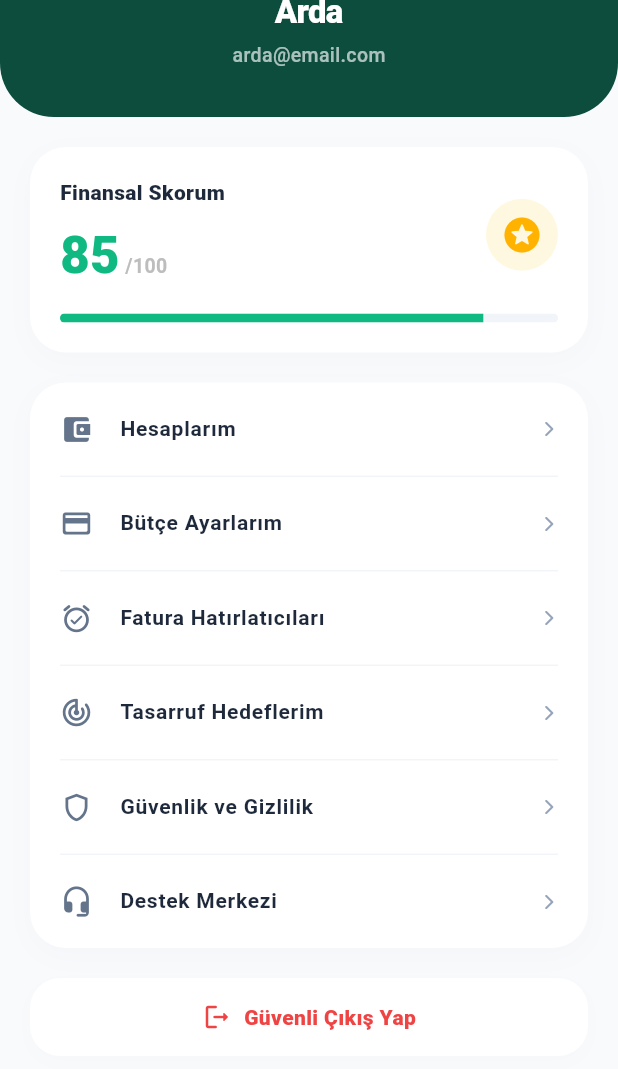
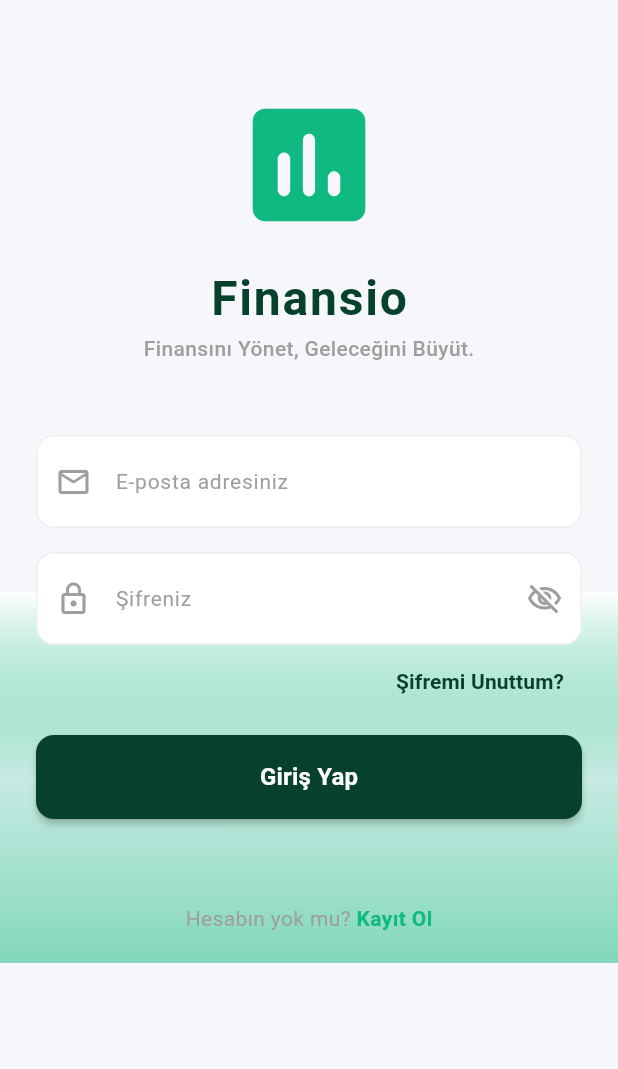
Before and after one commit to ismailaydudu/finance_app, a Flutter app: the ProfilScreen screen opened directly, scrolled down 256 dp, after a tap on "Güvenli Çıkış Yap", on a phone screen of 412 x 824 dp. Shown: the top 1069 px of the screen. Run offline on Flutter 3.47's test engine with Material 3 defaults, Android fonts, the light colour scheme and no system bars; our stand-ins replace fl_chart, image_picker, shared_preferences; accounts and stored records are empty; network calls fail.

Commit message:
register login created

```diff
--- /dev/null
+++ b/lib/screens/login_screen.dart
@@ -0,0 +1,292 @@
+import 'package:flutter/material.dart';
+import 'package:shared_preferences/shared_preferences.dart';
+import '../services/api_service.dart';
+import 'main_layout.dart';
+import 'register_page.dart'; // Kayıt sayfasına gitmek için ekledik
+
+class LoginScreen extends StatefulWidget {
+  const LoginScreen({super.key});
+
+  @override
+  State<LoginScreen> createState() => _LoginScreenState();
+}
+
+class _LoginScreenState extends State<LoginScreen> {
+  final TextEditingController _emailController = TextEditingController();
+  final TextEditingController _passwordController = TextEditingController();
+  bool _obscureText = true;
+  bool _isLoading = false;
+
+  final Color primaryGreen = const Color(0xFF06412D);
+  final Color lightGreen = const Color(0xFF10B981);
+
+  // GİRİŞ YAPMA FONKSİYONU
+  Future<void> _login() async {
+    if (_emailController.text.isEmpty || _passwordController.text.isEmpty) {
+      _showSnackBar("Email ve şifreyi gir kanka, Iso kızmasın.");
+      return;
+    }
+
+    setState(() => _isLoading = true);
+
+    try {
+      // 1. Backend'den kullanıcı verisini alıyoruz
+      final user = await ApiService.login(
+        _emailController.text,
+        _passwordController.text,
+      );
+
+      if (user != null) {
+        // 2. Hafıza kaydı: Giriş yapıldı, Email ve İsim kaydediliyor
+        SharedPreferences prefs = await SharedPreferences.getInstance();
+        await prefs.setBool('isLoggedIn', true);
+        await prefs.setString('userEmail', _emailController.text);
+
+        // Java'dan gelen ismi alıp hafızaya çakıyoruz ki HomeScreen'de 'Merhaba Bora' yazsın
+        String gelenIsim = user['isim'] ?? "Kullanıcı";
+        await prefs.setString('userName', gelenIsim);
+
+        if (mounted) {
+          Navigator.pushReplacement(
+            context,
+            MaterialPageRoute(builder: (context) => const MainLayout()),
+          );
+        }
+      } else {
+        _showSnackBar("E-posta veya şifre yanlış.");
+      }
+    } catch (e) {
+      _showSnackBar("Bağlantı hatası: Sunucu kapalı olabilir.");
+    } finally {
+      if (mounted) setState(() => _isLoading = false);
+    }
+  }
+
+  void _showSnackBar(String message) {
+    ScaffoldMessenger.of(
+      context,
+    ).showSnackBar(SnackBar(content: Text(message)));
+  }
+
+  @override
+  Widget build(BuildContext context) {
+    return Scaffold(
+      body: Stack(
+        children: [
+          // Arka Plan Alt Gradient
+          Positioned(
+            bottom: 0,
+            left: 0,
+            right: 0,
+            child: Container(
+              height: MediaQuery.of(context).size.height * 0.3,
+              decoration: BoxDecoration(
+                gradient: LinearGradient(
+                  begin: Alignment.topCenter,
+                  end: Alignment.bottomCenter,
+                  colors: [
+                    Colors.white,
+                    lightGreen.withOpacity(0.2),
+                    lightGreen.withOpacity(0.5),
+                  ],
+                ),
+              ),
+            ),
+          ),
+
+          SafeArea(
+            child: SingleChildScrollView(
+              padding: const EdgeInsets.symmetric(horizontal: 24.0),
+              child: Column(
+                children: [
+                  const SizedBox(height: 60),
+                  Icon(
+                    Icons.insert_chart_rounded,
+                    size: 100,
+                    color: lightGreen,
+                  ),
+                  const SizedBox(height: 16),
+                  Text(
+                    "Finansio",
+                    style: TextStyle(
+                      fontSize: 32,
+                      fontWeight: FontWeight.bold,
+                      color: primaryGreen,
+                      letterSpacing: 1.2,
+                    ),
+                  ),
+                  const Text(
+                    "Finansını Yönet, Geleceğini Büyüt.",
+                    style: TextStyle(
+                      fontSize: 14,
+                      color: Colors.grey,
+                      fontWeight: FontWeight.w500,
+                    ),
+                  ),
+
+                  const SizedBox(height: 48),
+
+                  _buildTextField(
+                    controller: _emailController,
+                    hint: "E-posta adresiniz",
+                    icon: Icons.email_outlined,
+                  ),
+                  const SizedBox(height: 16),
+                  _buildTextField(
+                    controller: _passwordController,
+                    hint: "Şifreniz",
+                    icon: Icons.lock_outline,
+                    isPassword: true,
+                  ),
+
+                  Align(
+                    alignment: Alignment.centerRight,
+                    child: TextButton(
+                      onPressed: () {},
+                      child: Text(
+                        "Şifremi Unuttum?",
+                        style: TextStyle(
+                          color: primaryGreen,
+                          fontWeight: FontWeight.bold,
+                        ),
+                      ),
+                    ),
+                  ),
+
+                  const SizedBox(height: 12),
+
+                  SizedBox(
+                    width: double.infinity,
+                    height: 56,
+                    child: ElevatedButton(
+                      onPressed: _isLoading ? null : _login,
+                      style: ElevatedButton.styleFrom(
+                        backgroundColor: primaryGreen,
+                        shape: RoundedRectangleBorder(
+                          borderRadius: BorderRadius.circular(12),
+                        ),
+                        elevation: 2,
+                      ),
+                      child:
+                          _isLoading
+                              ? const CircularProgressIndicator(
+                                color: Colors.white,
+                              )
+                              : const Text(
+                                "Giriş Yap",
+                                style: TextStyle(
+                                  color: Colors.white,
+                                  fontSize: 16,
+                                  fontWeight: FontWeight.bold,
+                                ),
+                              ),
+                    ),
+                  ),
+
+                  const SizedBox(height: 24),
+
+                  const SizedBox(height: 32),
+
+                  // KAYIT OL YÖNLENDİRMESİ
+                  Row(
+                    mainAxisAlignment: MainAxisAlignment.center,
+                    children: [
+                      const Text(
+                        "Hesabın yok mu? ",
+                        style: TextStyle(color: Colors.grey),
+                      ),
+                      GestureDetector(
+                        onTap: () {
+                          // Register sayfasına uçurur
+                          Navigator.push(
+                            context,
+                            MaterialPageRoute(
+                              builder: (context) => const RegisterPage(),
+                            ),
+                          );
+                        },
+                        child: Text(
+                          "Kayıt Ol",
+                          style: TextStyle(
+                            color: lightGreen,
+                            fontWeight: FontWeight.bold,
+                          ),
+                        ),
+                      ),
+                    ],
+                  ),
+                  const SizedBox(height: 20),
+                ],
+              ),
+            ),
+          ),
+        ],
+      ),
+    );
+  }
+
+  Widget _buildTextField({
+    required TextEditingController controller,
+    required String hint,
+    required IconData icon,
+    bool isPassword = false,
+  }) {
+    return Container(
+      decoration: BoxDecoration(
+        color: Colors.white,
+        borderRadius: BorderRadius.circular(12),
+        border: Border.all(color: Colors.grey.shade200),
+      ),
+      child: TextField(
+        controller: controller,
+        obscureText: isPassword ? _obscureText : false,
+        decoration: InputDecoration(
+          hintText: hint,
+          hintStyle: const TextStyle(color: Colors.grey, fontSize: 14),
+          prefixIcon: Icon(icon, color: Colors.grey),
+          suffixIcon:
+              isPassword
+                  ? IconButton(
+                    icon: Icon(
+                      _obscureText
+                          ? Icons.visibility_off_outlined
+                          : Icons.visibility_outlined,
+                      color: Colors.grey,
+                    ),
+                    onPressed:
+                        () => setState(() => _obscureText = !_obscureText),
+                  )
+                  : null,
+          border: InputBorder.none,
+          contentPadding: const EdgeInsets.symmetric(vertical: 18),
+        ),
+      ),
+    );
+  }
+
+  Widget _socialButton(String text, String iconUrl) {
+    return Container(
+      width: double.infinity,
+      height: 56,
+      decoration: BoxDecoration(
+        color: Colors.white,
+        borderRadius: BorderRadius.circular(12),
+        border: Border.all(color: Colors.grey.shade200),
+      ),
+      child: Row(
+        mainAxisAlignment: MainAxisAlignment.center,
+        children: [
+          Image.network(iconUrl, height: 24),
+          const SizedBox(width: 12),
+          Text(
+            text,
+            style: const TextStyle(
+              fontWeight: FontWeight.w600,
+              color: Colors.black87,
+            ),
+          ),
+        ],
+      ),
+    );
+  }
+}
--- a/lib/screens/profil_screen.dart
+++ b/lib/screens/profil_screen.dart
@@ -1,7 +1,10 @@
 import 'dart:io';
 import 'package:flutter/material.dart';
 import 'package:image_picker/image_picker.dart';
+import 'package:onyuz/screens/login_screen.dart';
+import 'package:shared_preferences/shared_preferences.dart'; // Hafıza yönetimi için şart
 import '../utils/profile_state.dart';
+import 'register_page.dart'; // Çıkış yaptıktan sonra fırlatacağımız sayfa
 
 class ProfilScreen extends StatefulWidget {
   const ProfilScreen({super.key});
@@ -12,6 +15,45 @@ class ProfilScreen extends StatefulWidget {
 
 class _ProfilScreenState extends State<ProfilScreen> {
   final ImagePicker _picker = ImagePicker();
+  String _kullaniciEmail = "E-posta yükleniyor..."; // Dinamik e-posta için alan
+
+  @override
+  void initState() {
+    super.initState();
+    _kullaniciBilgileriniYukle();
+  }
+
+  // Giriş/Kayıt esnasında saklanan e-postayı hafızadan çeken fonksiyon
+  Future<void> _kullaniciBilgileriniYukle() async {
+    final prefs = await SharedPreferences.getInstance();
+    final email = prefs.getString('userEmail');
+    if (email != null && email.isNotEmpty) {
+      setState(() {
+        _kullaniciEmail = email;
+      });
+    }
+  }
+
+  // BOMBA GİBİ ÇIKIŞ YAPMA FONKSİYONU
+  Future<void> _cikisYap() async {
+    setState(() {}); // Loading koymak istersen tetiklesin diye
+
+    final prefs = await SharedPreferences.getInstance();
+    // Hafızadaki bütün kilitleri patlatıyoruz
+    await prefs.setBool('isLoggedIn', false);
+    await prefs.remove('userName');
+    await prefs.remove('userEmail');
+
+    if (mounted) {
+      // Geçmişteki tüm sayfaları (MainLayout, HomeScreen vb.) hafızadan kazıyoruz
+      Navigator.pushAndRemoveUntil(
+        context,
+        MaterialPageRoute(builder: (context) => const LoginScreen()),
+        (route) =>
+            false, // Geri tuşuna basınca uygulamaya kaçak girmesini engeller
+      );
+    }
+  }
 
   Future<void> _galeridenResimSec() async {
     try {
@@ -31,9 +73,7 @@ class _ProfilScreenState extends State<ProfilScreen> {
   @override
   Widget build(BuildContext context) {
     return Scaffold(
-      // Garip arka plan yansımalarını engellemek için net modern gri tonu
       backgroundColor: const Color(0xFFF8FAFC),
-
       body: SingleChildScrollView(
         physics: const BouncingScrollPhysics(),
         child: Column(
@@ -43,18 +83,17 @@ class _ProfilScreenState extends State<ProfilScreen> {
               width: double.infinity,
               padding: const EdgeInsets.fromLTRB(24, 60, 24, 32),
               decoration: const BoxDecoration(
-                color: Color(0xFF0C4D3E), // Kurumsal asil yeşil
+                color: Color(0xFF0C4D3E),
                 borderRadius: BorderRadius.vertical(
                   bottom: Radius.circular(36),
                 ),
               ),
               child: Column(
                 children: [
-                  // Başlık ve Sağ Üst Buton
                   Row(
                     mainAxisAlignment: MainAxisAlignment.spaceBetween,
                     children: [
-                      const SizedBox(width: 40), // Simetri sağlamak için boşluk
+                      const SizedBox(width: 40),
                       const Text(
                         "Profilim",
                         style: TextStyle(
@@ -82,16 +121,13 @@ class _ProfilScreenState extends State<ProfilScreen> {
                   ),
                   const SizedBox(height: 24),
 
-                  // TIKLANABİLİR SENKRONİZE FOTOĞRAF ÇERÇEVESİ
                   GestureDetector(
                     onTap: _galeridenResimSec,
                     child: Stack(
                       alignment: Alignment.bottomRight,
                       children: [
                         Container(
-                          padding: const EdgeInsets.all(
-                            4,
-                          ), // Dış beyaz lüks halka
+                          padding: const EdgeInsets.all(4),
                           decoration: const BoxDecoration(
                             color: Colors.white,
                             shape: BoxShape.circle,
@@ -105,15 +141,14 @@ class _ProfilScreenState extends State<ProfilScreen> {
                                 backgroundImage:
                                     mevcutResim != null
                                         ? FileImage(mevcutResim)
-                                            as ImageProvider
                                         : const NetworkImage(
-                                          'https://i1.rgstatic.net/ii/profile.image/11431281796811820-1765961137549_Q512/Emir-Oeztuerk.jpg',
-                                        ),
+                                              'https://i1.rgstatic.net/ii/profile.image/11431281796811820-1765961137549_Q512/Emir-Oeztuerk.jpg',
+                                            )
+                                            as ImageProvider,
                               );
                             },
                           ),
                         ),
-                        // Düzenleme Rozeti
                         Container(
                           padding: const EdgeInsets.all(6),
                           decoration: const BoxDecoration(
@@ -131,7 +166,6 @@ class _ProfilScreenState extends State<ProfilScreen> {
                   ),
                   const SizedBox(height: 16),
 
-                  // SENKRONİZE İSİM ALANI
                   ValueListenableBuilder<String>(
                     valueListenable: ProfileState.isimNotifier,
                     builder: (context, mevcutIsim, child) {
@@ -147,8 +181,9 @@ class _ProfilScreenState extends State<ProfilScreen> {
                     },
                   ),
                   const SizedBox(height: 4),
+                  // Dinamik olarak hafızadan gelen e-postayı buraya basıyoruz
                   Text(
-                    "arda@email.com",
+                    _kullaniciEmail,
                     style: TextStyle(
                       color: Colors.white.withOpacity(0.65),
                       fontSize: 13,
@@ -159,12 +194,11 @@ class _ProfilScreenState extends State<ProfilScreen> {
               ),
             ),
 
-            // 2. BÖLÜM: İÇERİK ALANI (Geniş Ekran Ölçülü Kartlar)
+            // 2. BÖLÜM: İÇERİK ALANI
             Padding(
               padding: const EdgeInsets.all(20.0),
               child: Column(
                 children: [
-                  // FİNANSAL SKORUM KARTI
                   Container(
                     padding: const EdgeInsets.all(20),
                     decoration: BoxDecoration(
@@ -188,7 +222,7 @@ class _ProfilScreenState extends State<ProfilScreen> {
                               crossAxisAlignment: CrossAxisAlignment.start,
                               children: [
                                 const Text(
-                                  "Finansal Skorum",
+                                  "Finansial Skorum",
                                   style: TextStyle(
                                     fontSize: 14,
                                     fontWeight: FontWeight.w800,
@@ -252,7 +286,6 @@ class _ProfilScreenState extends State<ProfilScreen> {
                   ),
                   const SizedBox(height: 20),
 
-                  // LÜKS MENÜ LİSTESİ KAPSÜLÜ
                   Container(
                     decoration: BoxDecoration(
                       color: Colors.white,
@@ -297,7 +330,7 @@ class _ProfilScreenState extends State<ProfilScreen> {
                   ),
                   const SizedBox(height: 20),
 
-                  // ÇIKIŞ BUTONU
+                  // AKTİF VE YENİLENMİŞ ÇIKIŞ YAPMA ALANI
                   Container(
                     width: double.infinity,
                     decoration: BoxDecoration(
@@ -312,7 +345,7 @@ class _ProfilScreenState extends State<ProfilScreen> {
                       ],
                     ),
                     child: InkWell(
-                      onTap: () {},
+                      onTap: _cikisYap, // Buraya köprüyü çaktık!
                       borderRadius: BorderRadius.circular(20),
                       child: const Padding(
                         padding: EdgeInsets.symmetric(vertical: 16),
@@ -338,7 +371,7 @@ class _ProfilScreenState extends State<ProfilScreen> {
                       ),
                     ),
                   ),
-                  const SizedBox(height: 100), // Alt bar payı
+                  const SizedBox(height: 100),
                 ],
               ),
             ),
@@ -348,7 +381,6 @@ class _ProfilScreenState extends State<ProfilScreen> {
     );
   }
 
-  // Pürüzsüz ve simetrik satır üretici
   Widget _premiumMenuSatiri(
     IconData ikon,
     String baslik, {
@@ -378,9 +410,9 @@ class _ProfilScreenState extends State<ProfilScreen> {
           ),
         ),
         if (!sonElemanMi)
-          Padding(
-            padding: const EdgeInsets.symmetric(horizontal: 20.0),
-            child: Divider(color: const Color(0xFFF1F5F9), height: 1),
+          const Padding(
+            padding: EdgeInsets.symmetric(horizontal: 20.0),
+            child: Divider(color: Color(0xFFF1F5F9), height: 1),
           ),
       ],
     );
--- a/pubspec.yaml
+++ b/pubspec.yaml
@@ -38,6 +38,7 @@ dependencies:
   image_picker: ^1.1.2
   http: ^1.6.0
   intl: ^0.20.2
+  shared_preferences: ^2.5.5
 
 dev_dependencies:
   flutter_test:
```
Also changed, not shown: lib/main.dart (+26 -8 lines), lib/screens/home_screen.dart (+43 -21 lines), lib/screens/register_page.dart (added, +210 -0 lines), lib/services/api_service.dart (+55 -5 lines), pubspec.lock, 1 other file.
